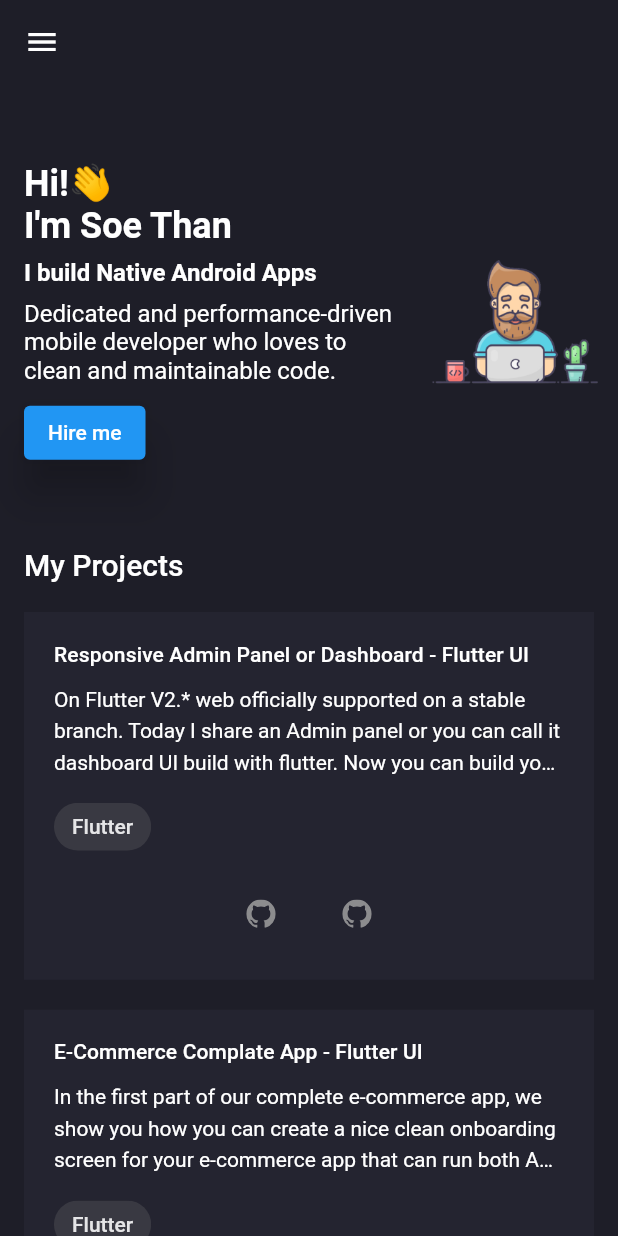
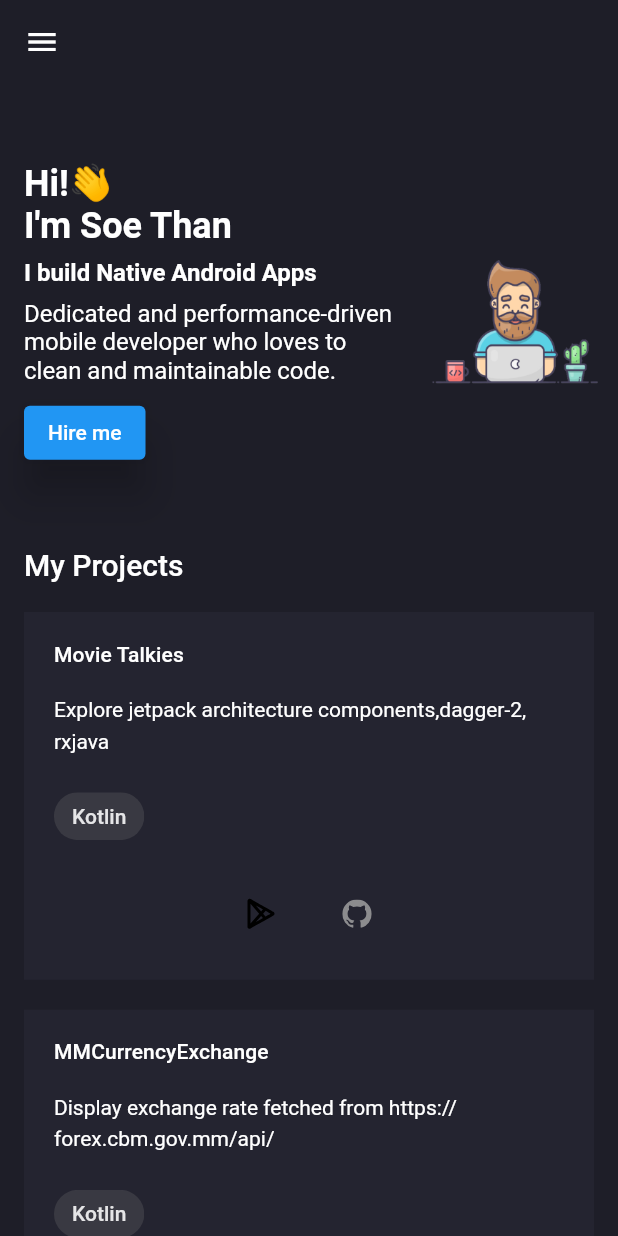
Before and after one commit to soethan98/Responsive-Portfolio, a Flutter app: the screen it shows after launch, after a tap on "Hire me", on a phone screen of 412 x 824 dp. Run offline on Flutter 3.47's test engine with Material 2 defaults, Android fonts, the phone set to English and light mode, and no system bars; drawn by our look-alikes of animated_text_kit; our stand-ins replace flutter_svg, url_launcher_web; missing offline and left inert: dev_icons.

Commit message:
Add projects

```diff
--- a/lib/extensions/extension.dart
+++ b/lib/extensions/extension.dart
@@ -1,6 +1,15 @@
 import 'package:flutter/material.dart';
 import 'package:portfolio_website/components/translate_on_hover.dart';
+import 'package:url_launcher/url_launcher.dart';
 
 extension HoverExtension on Widget {
-  Widget get moveUpHover => TranslateOnHover(child: this,);
+  Widget get moveUpHover => TranslateOnHover(
+        child: this,
+      );
 }
+
+extension StringExtension on String {
+  void launchURL() async => await canLaunch(this)
+      ? await launch(this)
+      : throw 'Could not launch $this';
+}
--- a/lib/models/project_entity.dart
+++ b/lib/models/project_entity.dart
@@ -16,39 +16,63 @@ class ProjectEntity {
 
 List<ProjectEntity> projects = [
   ProjectEntity(
-    title: "Responsive Admin Panel or Dashboard - Flutter UI",
-    baseLang: 'Flutter',
+      title: "Movie Talkies",
+      baseLang: 'Kotlin',
+      description: "Explore jetpack architecture components,dagger-2, rxjava",
+      playstoreUrl:
+          'https://play.google.com/store/apps/details?id=com.soethan.movietalkies',
+      githubUrl: 'https://github.com/soethan98/MovieTalkies'),
+  ProjectEntity(
+      title: "MMCurrencyExchange",
+      baseLang: 'Kotlin',
       description:
-        "On Flutter V2.* web officially supported on a stable branch. Today I share an Admin panel or you can call it dashboard UI build with flutter. Now you can build your app dashboard using flutter. This dashboard contains almost everything that you need like a chart, table, nice small card for showing info.",
+          "Display exchange rate fetched from https://forex.cbm.gov.mm/api/",
+      githubUrl: 'https://github.com/soethan98/MMCurrencyExchange',
+      playstoreUrl:
+          'https://play.google.com/store/apps/details?id=com.soethan.mmcurrencyexchange'),
+  ProjectEntity(
+    title: "Al-Salat",
+    baseLang: 'Java',
+    playstoreUrl:
+        'https://play.google.com/store/apps/details?id=org.m2cs.al_salat',
+    description:
+        "This App include Prayer Time, Qibla Direction, 40 Rabbana, Tasbih and info of Namaz. This application is developed by M2CS(Myanmar Muslim Computer Students).",
   ),
   ProjectEntity(
-    title: "E-Commerce Complate App - Flutter UI",
-    baseLang: 'Flutter',
+    title: "FinQ",
+    baseLang: 'Kotlin',
+    playstoreUrl: 'https://play.google.com/store/apps/details?id=co.finiq',
     description:
-        "In the first part of our complete e-commerce app, we show you how you can create a nice clean onboarding screen for your e-commerce app that can run both Andriod and iOS devices because it builds with flutter. Then on the second episode, we build a Sign in, Forgot Password screen with a custom error indicator.",
+        """FinQ is a finance tracker app that allows you to save your income, expense in daily life.
+We also aim to give you finance knowledge with lots of articles in our app. We also include an interest calculator that can make you ease in calculation. Our app also includes Myanmar language to help people better understanding of app flows. You can view your income, expense within date range and edit, delete your history. Also Store in records in the cloud within a few steps and download when you needed.""",
   ),
   ProjectEntity(
-    title: "Outlook Email App Redesign - Flutter Fully Responsive Design UI",
+      title: "MM Islamic Book",
+      baseLang: 'Kotlin',
+      playstoreUrl:
+          'https://play.google.com/store/apps/details?id=org.m2cs.mmislamicbooks',
+      description:
+          "A good place to download Islamic books with Myanmar Language"),
+  ProjectEntity(
+      title: "Daily ToDo",
       baseLang: 'Flutter',
+      playstoreUrl:
+          'https://play.google.com/store/apps/details?id=soethan.flutter_todo',
       description:
-        "We redesign the outlook app also make it responsive so that you can run it everywhere on your phone, tab, or web. In this flutter responsive video, we will show you the real power of flutter. Make mobile, web, and desktop app from a single codebase.",
-  ),
+          """Daily ToDo offers you to note down your daily tasks and remind with notification on time.
+You can add notes easily."""),
   ProjectEntity(
-    title: "Chat/Messaging App Light and Dark Theme - Flutter UI",
+      title: 'Masnoon Dua',
       baseLang: 'Flutter',
+      playstoreUrl:
+          'https://play.google.com/store/apps/details?id=m2cs.masnoondua',
       description:
-        "Today we gonna build messing/chat app #ui using #flutter that runs both Android and iOS devices also has a dark and light theme. We create in total 4 screens all of that support both Dark Theme and Light Theme. At first, we design a welcome screen that contains an image with a tag line also has a skip button.",
-  ),
+          """This is a Islamic dua application which are Masnoon duas(the duas which you must used in daily lives). The meaning are translated Myanmar Language . Arabic Text and Myanmar meaning are tested by "Al Haj Maulana Saeedullah Mahmudi".The app allow you to read this duas by categories with offline audio playback very easily.In which you can save your favorite duas. The original sources of this app are from true Hadiths and books translated in Myanmar Language. This application is developed by M2CS(Myanmar Muslim Computer Students) Organization."""),
+
   ProjectEntity(
-    title: "Welcome page, Login Page and Sign up page - Flutter UI",
+    title: 'Deen Talk Myanmar',
     baseLang: 'Flutter',
-    description:
-        "In the first part of our complete e-commerce app, we show you how you can create a nice clean onboarding screen for your e-commerce app that can run both Andriod and iOS devices because it builds with flutter. Then on the second episode, we build a Sign in, Forgot Password screen with a custom error indicator.",
-  ),
-  ProjectEntity(
-    title: "Covid-19 App - Flutter UI",
-    baseLang: 'Flutter',
-    description:
-        "We redesign the outlook app also make it responsive so that you can run it everywhere on your phone, tab, or web. In this flutter responsive video, we will show you the real power of flutter. Make mobile, web, and desktop app from a single codebase.",
+    playstoreUrl:
+        'https://play.google.com/store/apps/details?id=org.deen_talk_myanmar',
   ),
 ];
--- a/lib/screens/home/components/home_banner.dart
+++ b/lib/screens/home/components/home_banner.dart
@@ -52,7 +52,14 @@ class HomeBanner extends StatelessWidget {
                         style: ButtonStyle(
                           elevation: MaterialStateProperty.all(12),
                         ),
-                        onPressed: () {},
+                        onPressed: () {
+                           Uri(
+                            scheme: 'mailto',
+                            path: 'soethan762@gmail.com',
+                          ).toString().launchURL();
+
+                          // launch(emailLaunchUri.toString());
+                        },
                         child: const Text('Hire me'))
                   ],
                 ),
--- a/lib/screens/home/components/project_card.dart
+++ b/lib/screens/home/components/project_card.dart
@@ -1,5 +1,6 @@
 import 'package:dev_icons/dev_icons.dart';
 import 'package:flutter/material.dart';
+import '../../../extensions/extension.dart';
 import 'package:flutter_svg/svg.dart';
 import 'package:portfolio_website/constants.dart';
 import 'package:portfolio_website/models/project_entity.dart';
@@ -26,6 +27,7 @@ class ProjectCard extends StatelessWidget {
             style: Theme.of(context).textTheme.subtitle2,
           ),
           const Spacer(),
+          if (projectEntity.description != null)
             Text(
               projectEntity.description!,
               maxLines: Responsive.isMobileLarge(context) ? 3 : 4,
@@ -38,11 +40,13 @@ class ProjectCard extends StatelessWidget {
           Row(
             mainAxisAlignment: MainAxisAlignment.center,
             children: [
+              if (projectEntity.playstoreUrl != null)
                 TextButton(
-                  onPressed: () {},
-                  child: SvgPicture.asset("assets/icons/github.svg")),
+                    onPressed: () => projectEntity.playstoreUrl?.launchURL(),
+                    child: SvgPicture.asset("assets/icons/playstore.svg")),
+              if (projectEntity.githubUrl != null)
                 TextButton(
-                  onPressed: () {},
+                    onPressed: () => projectEntity.githubUrl?.launchURL(),
                     child: SvgPicture.asset("assets/icons/github.svg")),
             ],
           )
--- a/lib/screens/main/components/side_drawer.dart
+++ b/lib/screens/main/components/side_drawer.dart
@@ -5,16 +5,18 @@ import 'package:portfolio_website/constants.dart';
 import 'package:portfolio_website/screens/main/components/area_info_text.dart';
 import 'package:portfolio_website/screens/main/components/my_info.dart';
 import 'package:portfolio_website/screens/main/components/skills.dart';
-import 'package:url_launcher/url_launcher.dart';
+import '../../../extensions/extension.dart';
 
 class SideDrawer extends StatelessWidget {
+  const SideDrawer({Key? key}) : super(key: key);
+
   @override
   Widget build(BuildContext context) {
     return Drawer(
       child: SafeArea(
           child: Column(
         children: [
-          MyInfo(),
+          const MyInfo(),
           Expanded(
               child: SingleChildScrollView(
             padding: const EdgeInsets.all(defaultPadding),
@@ -34,21 +36,25 @@ class SideDrawer extends StatelessWidget {
                 ),
                 const Skills(),
                 Container(
-                  margin: EdgeInsets.only(top: defaultPadding),
-                  color: Color(0xFF24242E),
+                  margin: const EdgeInsets.only(top: defaultPadding),
+                  color: const Color(0xFF24242E),
                   child: Row(
                     mainAxisAlignment: MainAxisAlignment.spaceEvenly,
                     children: [
                       IconButton(
-                        onPressed: () => _launchURL('https://www.linkedin.com/in/soe-than-b79213134/'),
+                        onPressed: () =>
+                            'https://www.linkedin.com/in/soe-than-b79213134/'
+                                .launchURL(),
                         icon: const Icon(DevIcons.linkedinPlain),
                       ),
                       IconButton(
-                        onPressed: () => _launchURL('https://twitter.com/SoeThan48790364'),
+                        onPressed: () =>
+                            'https://twitter.com/SoeThan48790364'.launchURL(),
                         icon: const Icon(DevIcons.twitterOriginal),
                       ),
                       IconButton(
-                        onPressed: () => _launchURL('https://github.com/soethan98'),
+                        onPressed: () =>
+                            'https://github.com/soethan98'.launchURL(),
                         icon: const Icon(DevIcons.githubOriginal),
                       ),
                     ],
@@ -61,8 +67,4 @@ class SideDrawer extends StatelessWidget {
       )),
     );
   }
-
-  void _launchURL(String _url) async =>
-    await canLaunch(_url) ? await launch(_url) : throw 'Could not launch $_url';
-
 }
--- a/lib/screens/main/main_screen.dart
+++ b/lib/screens/main/main_screen.dart
@@ -31,7 +31,8 @@ class MainScreen extends StatelessWidget {
               if (Responsive.isDesktop(context)) ...[
                 Expanded(
                     flex: 2,
-                    child: SideDrawer()),
+                    child: SideDrawer()
+                    ),
 
               ],
               Expanded(
```
Also changed, not shown: lib/screens/main/components/skills.dart (+3 -4 lines), assets/icons/playstore.svg (added). Lines whose indentation alone changed are shown as unchanged.
